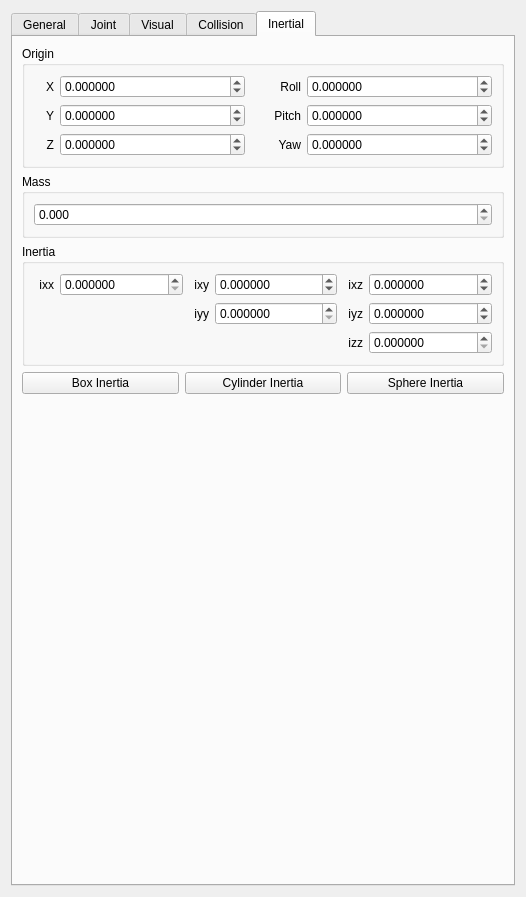
Above: urdf_builder/ui/update_link_dialog.ui from TobasFlightControl/tobas before the change. Below: the same form after it.
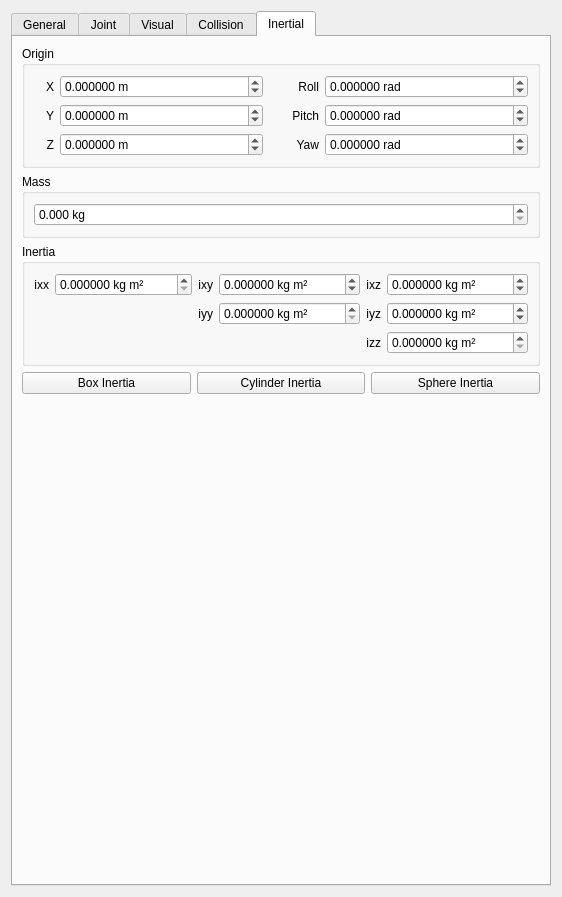
That is the form after the change. The open tabs and pages were chosen to show the change.

What changed in the file:
```diff
--- a/urdf_builder/ui/update_link_dialog.ui
+++ b/urdf_builder/ui/update_link_dialog.ui
@@ -2673,6 +2673,9 @@
                     </item>
                     <item row="1" column="3">
                       <widget class="QDoubleSpinBox" name="InertialOriginPitchSpinBox">
+            <property name="suffix">
+             <string> rad</string>
+            </property>
                         <property name="decimals">
                           <number>6</number>
                         </property>
@@ -2708,6 +2711,9 @@
                     </item>
                     <item row="0" column="3">
                       <widget class="QDoubleSpinBox" name="InertialOriginRollSpinBox">
+            <property name="suffix">
+             <string> rad</string>
+            </property>
                         <property name="decimals">
                           <number>6</number>
                         </property>
@@ -2743,6 +2749,9 @@
                     </item>
                     <item row="1" column="1">
                       <widget class="QDoubleSpinBox" name="InertialOriginYSpinBox">
+            <property name="suffix">
+             <string> m</string>
+            </property>
                         <property name="decimals">
                           <number>6</number>
                         </property>
@@ -2778,6 +2787,9 @@
                     </item>
                     <item row="2" column="1">
                       <widget class="QDoubleSpinBox" name="InertialOriginZSpinBox">
+            <property name="suffix">
+             <string> m</string>
+            </property>
                         <property name="decimals">
                           <number>6</number>
                         </property>
@@ -2813,6 +2825,9 @@
                     </item>
                     <item row="2" column="3">
                       <widget class="QDoubleSpinBox" name="InertialOriginYawSpinBox">
+            <property name="suffix">
+             <string> rad</string>
+            </property>
                         <property name="decimals">
                           <number>6</number>
                         </property>
@@ -2829,6 +2844,9 @@
                     </item>
                     <item row="0" column="1">
                       <widget class="QDoubleSpinBox" name="InertialOriginXSpinBox">
+            <property name="suffix">
+             <string> m</string>
+            </property>
                         <property name="decimals">
                           <number>6</number>
                         </property>
@@ -2876,6 +2894,9 @@
                   <layout class="QVBoxLayout">
                     <item>
                       <widget class="QDoubleSpinBox" name="InertialMassSpinBox">
+            <property name="suffix">
+             <string> kg</string>
+            </property>
                         <property name="decimals">
                           <number>3</number>
                         </property>
@@ -2898,6 +2919,9 @@
                   <layout class="QGridLayout" name="gridLayout_8">
                     <item row="0" column="5">
                       <widget class="QDoubleSpinBox" name="InertiaIXZSpinBox">
+            <property name="suffix">
+             <string> kg m²</string>
+            </property>
                         <property name="decimals">
                           <number>6</number>
                         </property>
@@ -2971,6 +2995,9 @@
                     </item>
                     <item row="1" column="3">
                       <widget class="QDoubleSpinBox" name="InertiaIYYSpinBox">
+            <property name="suffix">
+             <string> kg m²</string>
+            </property>
                         <property name="decimals">
                           <number>6</number>
                         </property>
@@ -2987,6 +3014,9 @@
                     </item>
                     <item row="0" column="1">
                       <widget class="QDoubleSpinBox" name="InertiaIXXSpinBox">
+            <property name="suffix">
+             <string> kg m²</string>
+            </property>
                         <property name="decimals">
                           <number>6</number>
                         </property>
@@ -3022,6 +3052,9 @@
                     </item>
                     <item row="0" column="3">
                       <widget class="QDoubleSpinBox" name="InertiaIXYSpinBox">
+            <property name="suffix">
+             <string> kg m²</string>
+            </property>
                         <property name="decimals">
                           <number>6</number>
                         </property>
@@ -3057,6 +3090,9 @@
                     </item>
                     <item row="1" column="5">
                       <widget class="QDoubleSpinBox" name="InertiaIYZSpinBox">
+            <property name="suffix">
+             <string> kg m²</string>
+            </property>
                         <property name="decimals">
                           <number>6</number>
                         </property>
@@ -3073,6 +3109,9 @@
                     </item>
                     <item row="2" column="5">
                       <widget class="QDoubleSpinBox" name="InertiaIZZSpinBox">
+            <property name="suffix">
+             <string> kg m²</string>
+            </property>
                         <property name="decimals">
                           <number>6</number>
                         </property>
```
Left out of the diff: 110 changed lines with no effect on the pictures. Lines whose indentation alone changed are shown as unchanged.
